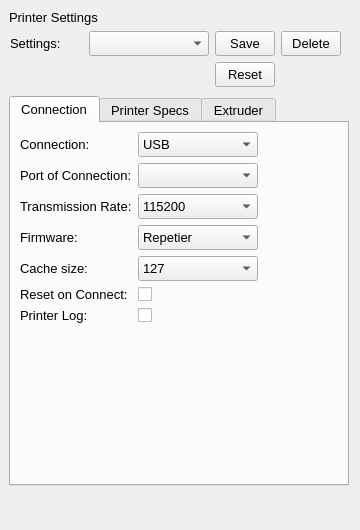
The window that PrinterSettingsWidget.ui (KDE/brprint3d) describes before a commit, drawn with Qt 5.
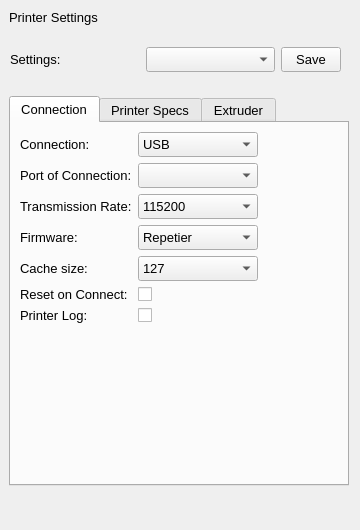
The same window after the commit. The open tabs and pages were chosen to show the change. Icons and pictures are not drawn.

Commit message: Remove a few buttons, because they dont have any methods atached.

What changed in the file:
```diff
--- a/PrinterSettingsWidget.ui
+++ b/PrinterSettingsWidget.ui
@@ -679,38 +679,6 @@
       </property>
      </widget>
     </item>
-    <item row="0" column="3">
-     <widget class="QPushButton" name="pushButton">
-      <property name="maximumSize">
-       <size>
-        <width>60</width>
-        <height>25</height>
-       </size>
-      </property>
-      <property name="text">
-       <string>Delete</string>
-      </property>
-     </widget>
-    </item>
-    <item row="1" column="2">
-     <widget class="QPushButton" name="bt_DefaultSettings">
-      <property name="minimumSize">
-       <size>
-        <width>60</width>
-        <height>25</height>
-       </size>
-      </property>
-      <property name="maximumSize">
-       <size>
-        <width>60</width>
-        <height>25</height>
-       </size>
-      </property>
-      <property name="text">
-       <string>Reset</string>
-      </property>
-     </widget>
-    </item>
    </layout>
   </widget>
  </widget>
```
Left out of the diff: 2 changed lines with no effect on the pictures.
